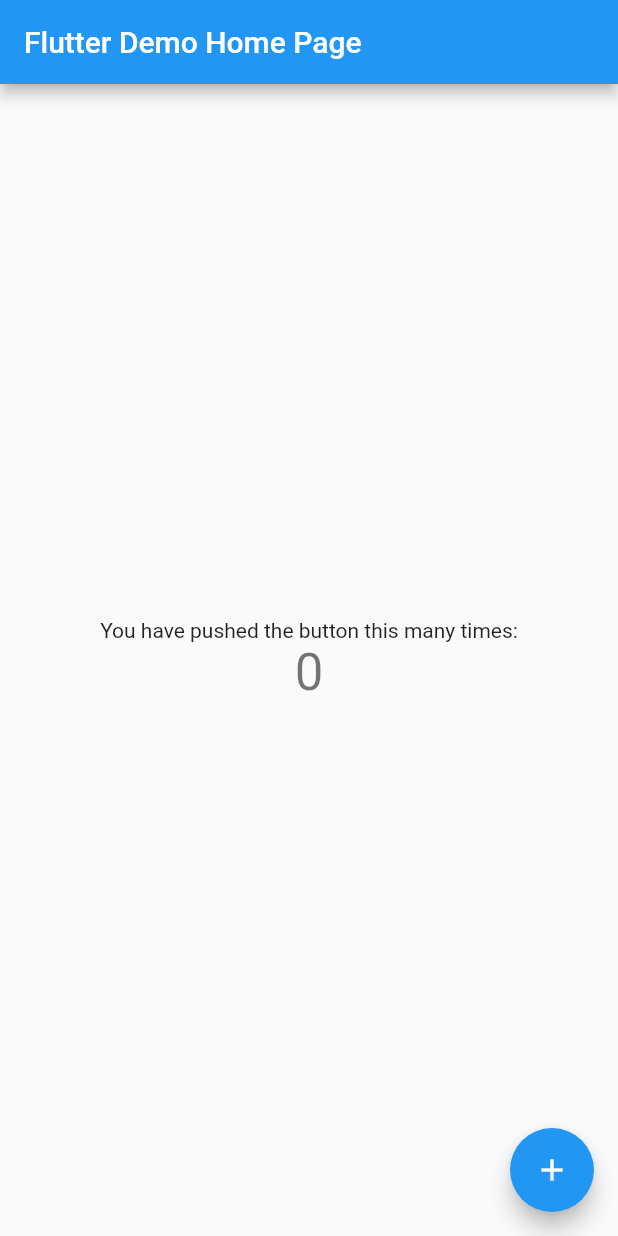
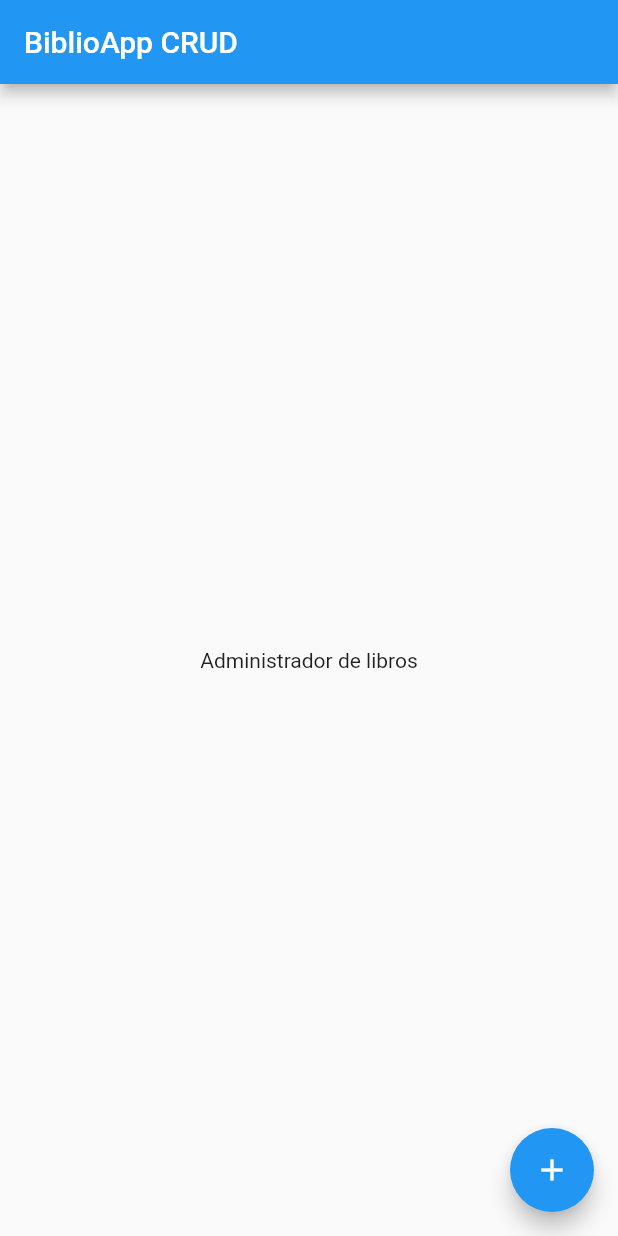
Before and after one commit to Kalcio/Biblioappdeprecated, a Flutter app: the screen it shows after launch, on a phone screen of 412 x 824 dp. Run offline on Flutter 3.47's test engine with Material 2 defaults, Android fonts, the phone set to English and light mode, and no system bars.

Commit message:
Simplify main

```diff
--- a/lib/main.dart
+++ b/lib/main.dart
@@ -1,3 +1,4 @@
+import 'package:biblioapp/screens/add_book.dart';
 import 'package:flutter/material.dart';
 
 void main() {
@@ -7,109 +8,42 @@
 class MyApp extends StatelessWidget {
   const MyApp({super.key});
 
-  // This widget is the root of your application.
   @override
   Widget build(BuildContext context) {
     return MaterialApp(
-      title: 'Flutter Demo',
+      title: 'Biblioapp',
       theme: ThemeData(
-        // This is the theme of your application.
-        //
-        // Try running your application with "flutter run". You'll see the
-        // application has a blue toolbar. Then, without quitting the app, try
-        // changing the primarySwatch below to Colors.green and then invoke
-        // "hot reload" (press "r" in the console where you ran "flutter run",
-        // or simply save your changes to "hot reload" in a Flutter IDE).
-        // Notice that the counter didn't reset back to zero; the application
-        // is not restarted.
         primarySwatch: Colors.blue,
       ),
-      home: const MyHomePage(title: 'Flutter Demo Home Page'),
+      home: const MyHomePage(),
     );
   }
 }
 
 class MyHomePage extends StatefulWidget {
-  const MyHomePage({super.key, required this.title});
-
-  // This widget is the home page of your application. It is stateful, meaning
-  // that it has a State object (defined below) that contains fields that affect
-  // how it looks.
-
-  // This class is the configuration for the state. It holds the values (in this
-  // case the title) provided by the parent (in this case the App widget) and
-  // used by the build method of the State. Fields in a Widget subclass are
-  // always marked "final".
-
-  final String title;
+  const MyHomePage({super.key});
 
   @override
   State<MyHomePage> createState() => _MyHomePageState();
 }
 
 class _MyHomePageState extends State<MyHomePage> {
-  int _counter = 0;
-
-  void _incrementCounter() {
-    setState(() {
-      // This call to setState tells the Flutter framework that something has
-      // changed in this State, which causes it to rerun the build method below
-      // so that the display can reflect the updated values. If we changed
-      // _counter without calling setState(), then the build method would not be
-      // called again, and so nothing would appear to happen.
-      _counter++;
-    });
-  }
-
   @override
   Widget build(BuildContext context) {
-    // This method is rerun every time setState is called, for instance as done
-    // by the _incrementCounter method above.
-    //
-    // The Flutter framework has been optimized to make rerunning build methods
-    // fast, so that you can just rebuild anything that needs updating rather
-    // than having to individually change instances of widgets.
     return Scaffold(
       appBar: AppBar(
-        // Here we take the value from the MyHomePage object that was created by
-        // the App.build method, and use it to set our appbar title.
-        title: Text(widget.title),
+        title: const Text("BiblioApp CRUD"),
       ),
-      body: Center(
-        // Center is a layout widget. It takes a single child and positions it
-        // in the middle of the parent.
-        child: Column(
-          // Column is also a layout widget. It takes a list of children and
-          // arranges them vertically. By default, it sizes itself to fit its
-          // children horizontally, and tries to be as tall as its parent.
-          //
-          // Invoke "debug painting" (press "p" in the console, choose the
-          // "Toggle Debug Paint" action from the Flutter Inspector in Android
-          // Studio, or the "Toggle Debug Paint" command in Visual Studio Code)
-          // to see the wireframe for each widget.
-          //
-          // Column has various properties to control how it sizes itself and
-          // how it positions its children. Here we use mainAxisAlignment to
-          // center the children vertically; the main axis here is the vertical
-          // axis because Columns are vertical (the cross axis would be
-          // horizontal).
-          mainAxisAlignment: MainAxisAlignment.center,
-          children: <Widget>[
-            const Text(
-              'You have pushed the button this many times:',
-            ),
-            Text(
-              '$_counter',
-              style: Theme.of(context).textTheme.headline4,
-            ),
-          ],
-        ),
+      body: const Center(
+        child: Text("Administrador de libros"),
       ),
       floatingActionButton: FloatingActionButton(
-        onPressed: _incrementCounter,
-        tooltip: 'Increment',
+        onPressed: () {
+          Navigator.push(context,
+              MaterialPageRoute(builder: (context) => const AddBook()));
+        },
         child: const Icon(Icons.add),
-      ), // This trailing comma makes auto-formatting nicer for build methods.
+      ),
     );
   }
 }
```
